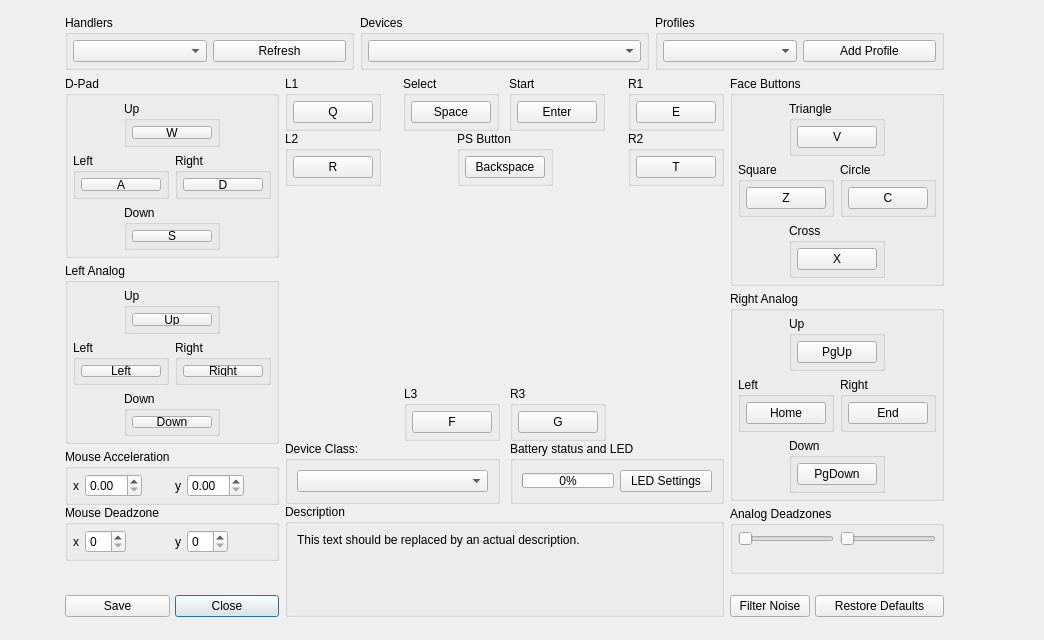
Above: rpcs3/rpcs3qt/pad_settings_dialog.ui from RPCS3/rpcs3 before the change. Below: the same form after it.
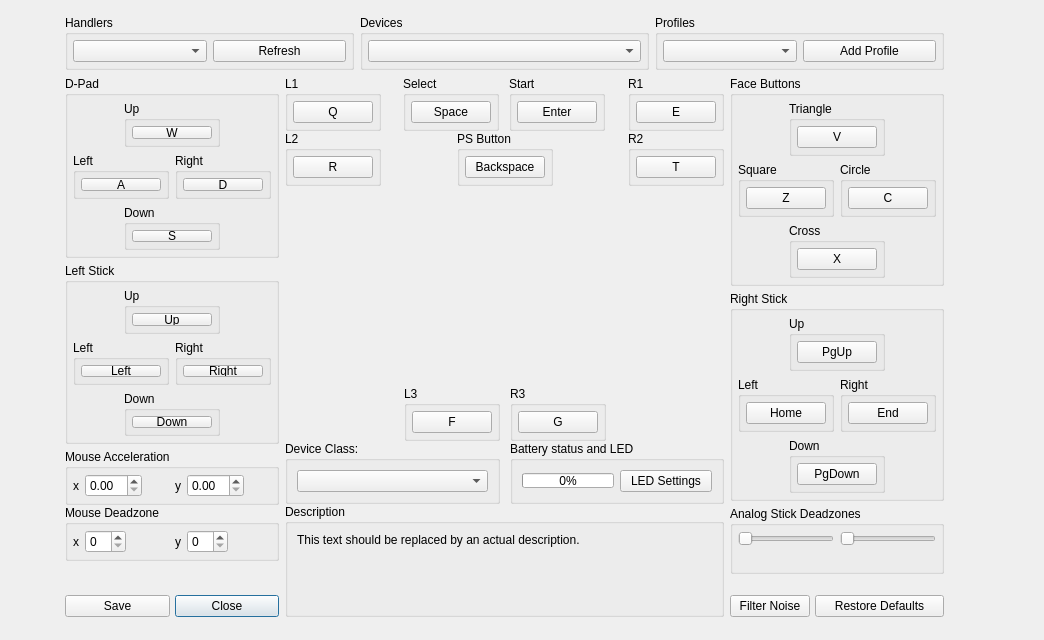
That is the form after the change. The open tabs and pages were chosen to show the change. Icons and pictures are not drawn.

The edit to the form file:
```diff
--- a/rpcs3/rpcs3qt/pad_settings_dialog.ui
+++ b/rpcs3/rpcs3qt/pad_settings_dialog.ui
@@ -391,7 +391,7 @@
         <item>
          <widget class="QGroupBox" name="gb_left_stick">
           <property name="title">
-           <string>Left Analog</string>
+           <string>Left Stick</string>
           </property>
           <layout class="QVBoxLayout" name="gb_left_stick_layout">
            <property name="leftMargin">
@@ -1815,7 +1815,7 @@
         <item>
          <widget class="QGroupBox" name="gb_right_stick">
           <property name="title">
-           <string>Right Analog</string>
+           <string>Right Stick</string>
           </property>
           <layout class="QVBoxLayout" name="gb_right_stick_layout">
            <property name="leftMargin">
@@ -2074,7 +2074,7 @@
             <item>
              <widget class="QGroupBox" name="gb_sticks">
               <property name="title">
-               <string>Analog Deadzones</string>
+               <string>Analog Stick Deadzones</string>
               </property>
               <layout class="QHBoxLayout" name="gb_sticks_layout">
                <property name="leftMargin">
```
